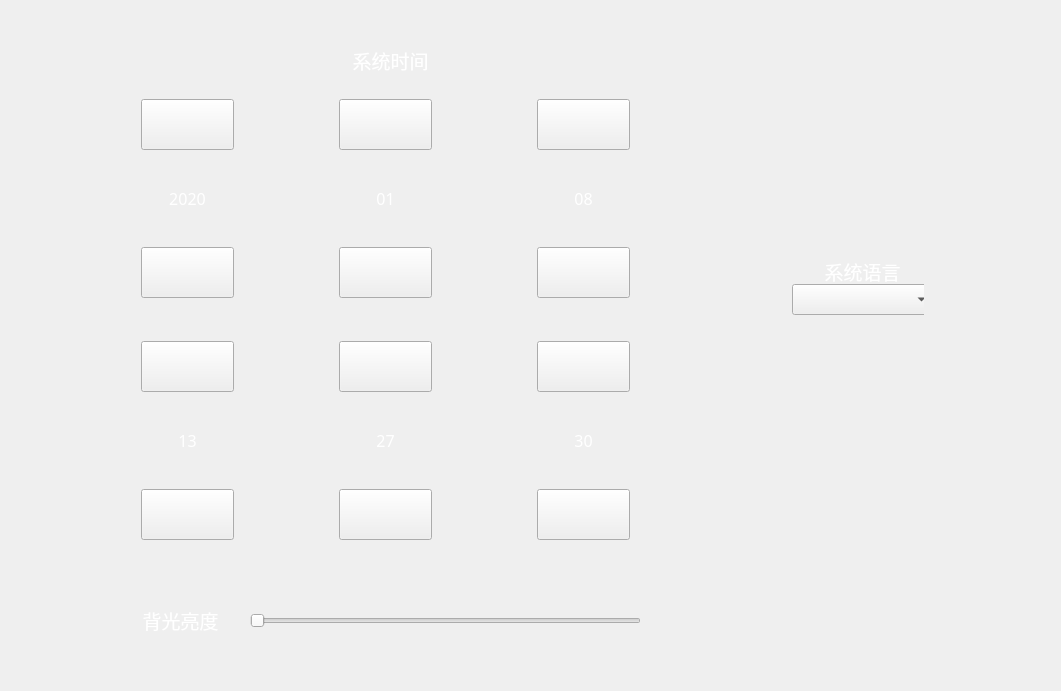
Above: HighResolutionPrinter/syssetting.ui from dxphmj/TwoCharPrinter before the change. Below: the same form after it.
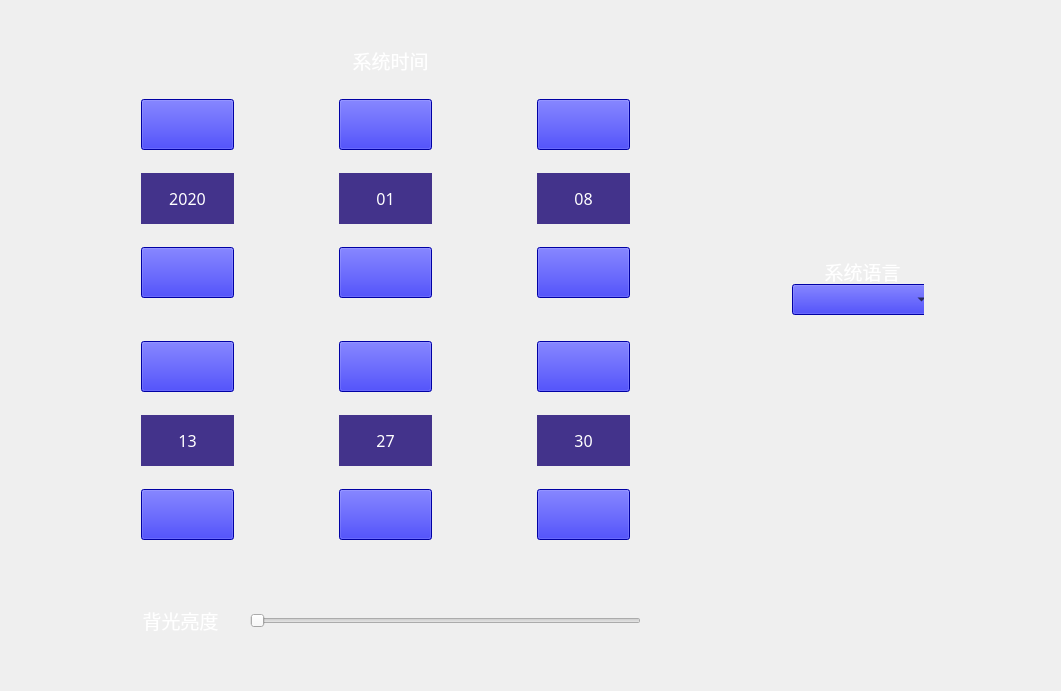
That is the form after the change.

Diff of the .ui file:
```diff
--- a/HighResolutionPrinter/syssetting.ui
+++ b/HighResolutionPrinter/syssetting.ui
@@ -33,6 +33,9 @@
           <height>51</height>
          </size>
         </property>
+        <property name="styleSheet">
+         <string notr="true">background-color: rgb(0, 0, 230);</string>
+        </property>
         <property name="text">
          <string/>
         </property>
@@ -66,7 +69,8 @@
          </font>
         </property>
         <property name="styleSheet">
-         <string notr="true">color: rgb(255, 255, 255);</string>
+         <string notr="true">color: rgb(255, 255, 255);
+background-color: rgb(67,51, 139);</string>
         </property>
         <property name="text">
          <string>13</string>
@@ -97,6 +101,9 @@
           <height>51</height>
          </size>
         </property>
+        <property name="styleSheet">
+         <string notr="true">background-color: rgb(0, 0, 230);</string>
+        </property>
         <property name="text">
          <string/>
         </property>
@@ -127,6 +134,9 @@
           <height>51</height>
          </size>
         </property>
+        <property name="styleSheet">
+         <string notr="true">background-color: rgb(0, 0, 230);</string>
+        </property>
         <property name="text">
          <string/>
         </property>
@@ -160,7 +170,8 @@
          </font>
         </property>
         <property name="styleSheet">
-         <string notr="true">color: rgb(255, 255, 255);</string>
+         <string notr="true">color: rgb(255, 255, 255);
+background-color: rgb(67,51, 139);</string>
         </property>
         <property name="text">
          <string>27</string>
@@ -191,6 +202,9 @@
           <height>51</height>
          </size>
         </property>
+        <property name="styleSheet">
+         <string notr="true">background-color: rgb(0, 0, 230);</string>
+        </property>
         <property name="text">
          <string/>
         </property>
@@ -221,6 +235,9 @@
           <height>51</height>
          </size>
         </property>
+        <property name="styleSheet">
+         <string notr="true">background-color: rgb(0, 0, 230);</string>
+        </property>
         <property name="text">
          <string/>
         </property>
@@ -254,7 +271,8 @@
          </font>
         </property>
         <property name="styleSheet">
-         <string notr="true">color: rgb(255, 255, 255);</string>
+         <string notr="true">color: rgb(255, 255, 255);
+background-color: rgb(67,51, 139);</string>
         </property>
         <property name="text">
          <string>30</string>
@@ -285,6 +303,9 @@
           <height>51</height>
          </size>
         </property>
+        <property name="styleSheet">
+         <string notr="true">background-color: rgb(0, 0, 230);</string>
+        </property>
         <property name="text">
          <string/>
         </property>
@@ -314,6 +335,9 @@
           <height>51</height>
          </size>
         </property>
+        <property name="styleSheet">
+         <string notr="true">background-color: rgb(0, 0, 230);</string>
+        </property>
         <property name="text">
          <string/>
         </property>
@@ -346,6 +370,10 @@
           <pointsize>12</pointsize>
          </font>
         </property>
+        <property name="styleSheet">
+         <string>color: rgb(255, 255, 255);
+background-color: rgb(67,51, 139);</string>
+        </property>
         <property name="text">
          <string>&lt;html&gt;&lt;head/&gt;&lt;body&gt;&lt;p&gt;&lt;span style=&quot; color:#ffffff;&quot;&gt;2020&lt;/span&gt;&lt;/p&gt;&lt;/body&gt;&lt;/html&gt;</string>
         </property>
@@ -375,6 +403,9 @@
           <height>51</height>
          </size>
         </property>
+        <property name="styleSheet">
+         <string notr="true">background-color: rgb(0, 0, 230);</string>
+        </property>
         <property name="text">
          <string/>
         </property>
@@ -405,6 +436,9 @@
           <height>51</height>
          </size>
         </property>
+        <property name="styleSheet">
+         <string notr="true">background-color: rgb(0, 0, 230);</string>
+        </property>
         <property name="text">
          <string/>
         </property>
@@ -438,7 +472,8 @@
          </font>
         </property>
         <property name="styleSheet">
-         <string notr="true">color: rgb(255, 255, 255);</string>
+         <string notr="true">color: rgb(255, 255, 255);
+background-color: rgb(67,51, 139);</string>
         </property>
         <property name="text">
          <string>01</string>
@@ -469,6 +504,9 @@
           <height>51</height>
          </size>
         </property>
+        <property name="styleSheet">
+         <string notr="true">background-color: rgb(0, 0, 230);</string>
+        </property>
         <property name="text">
          <string/>
         </property>
@@ -499,6 +537,9 @@
           <height>51</height>
          </size>
         </property>
+        <property name="styleSheet">
+         <string notr="true">background-color: rgb(0, 0, 230);</string>
+        </property>
         <property name="text">
          <string/>
         </property>
@@ -532,7 +573,8 @@
          </font>
         </property>
         <property name="styleSheet">
-         <string notr="true">color: rgb(255, 255, 255);</string>
+         <string notr="true">color: rgb(255, 255, 255);
+background-color: rgb(67,51, 139);</string>
         </property>
         <property name="text">
          <string>08</string>
@@ -563,6 +605,9 @@
           <height>51</height>
          </size>
         </property>
+        <property name="styleSheet">
+         <string notr="true">background-color: rgb(0, 0, 230);</string>
+        </property>
         <property name="text">
          <string/>
         </property>
@@ -662,6 +707,9 @@
         <height>31</height>
        </size>
       </property>
+      <property name="styleSheet">
+       <string notr="true">background-color: rgb(0, 0, 230);</string>
+      </property>
      </widget>
     </item>
    </layout>
```
